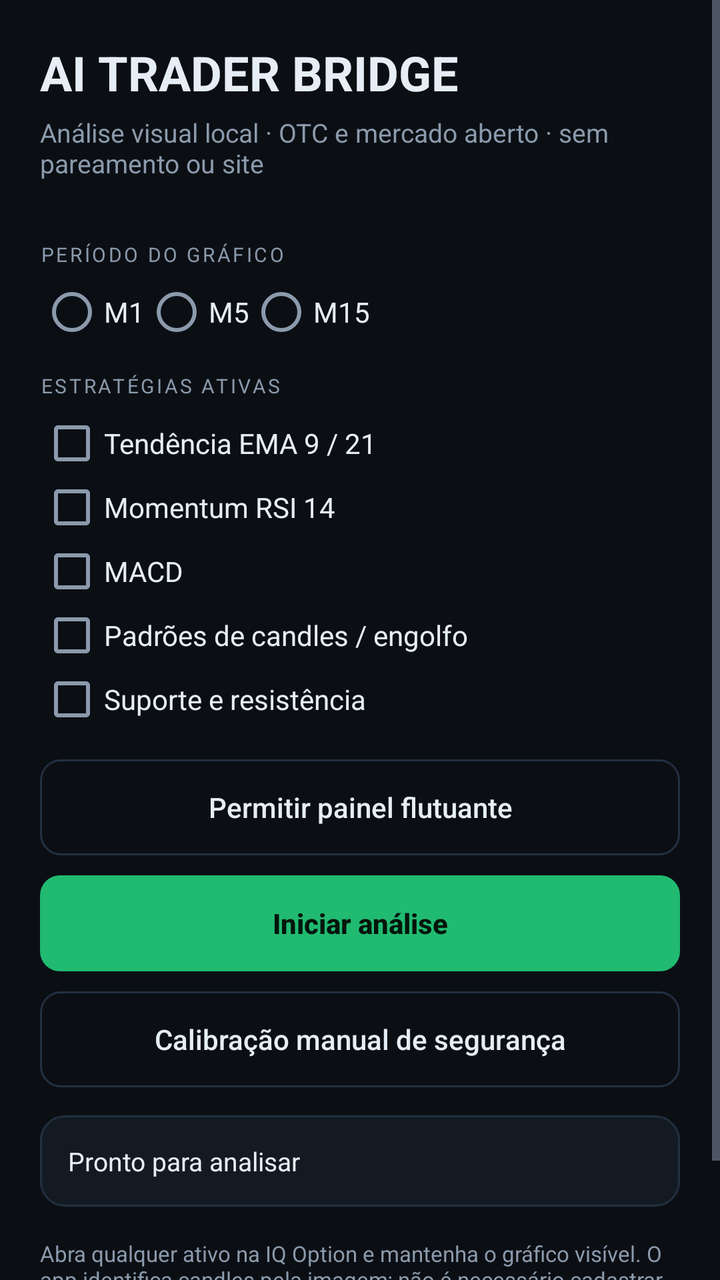
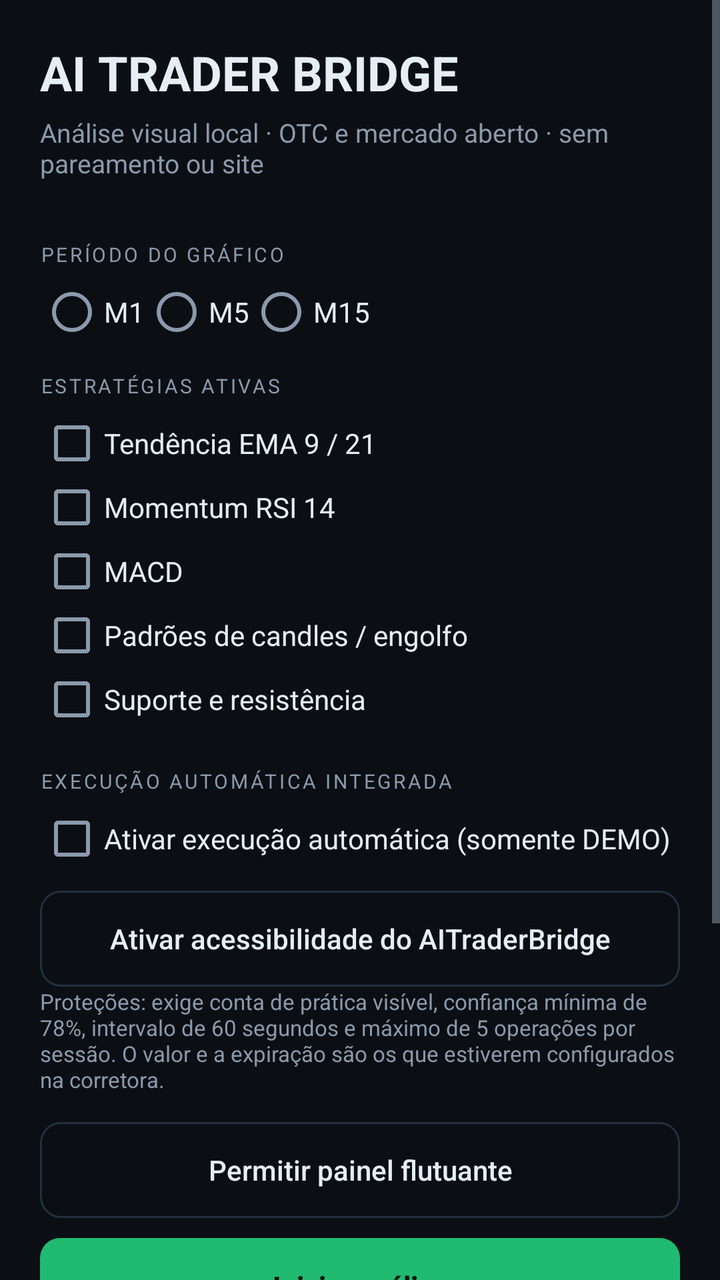

Compare the two renders of this Android layout. The source of the first and the diff that turns it into the second are given below.
<!-- AndroidManifest.xml: application theme Theme.AITrader -->
<!-- res/layout/activity_main.xml -->
<?xml version="1.0" encoding="utf-8"?>
<ScrollView xmlns:android="http://schemas.android.com/apk/res/android" android:layout_width="match_parent" android:layout_height="match_parent" android:background="@color/bg" android:fillViewport="true">
 <LinearLayout android:layout_width="match_parent" android:layout_height="wrap_content" android:orientation="vertical" android:padding="20dp">
  <TextView android:layout_width="wrap_content" android:layout_height="wrap_content" android:text="AI TRADER BRIDGE" android:textColor="@color/text" android:textSize="24sp" android:textStyle="bold" />
  <TextView android:layout_width="match_parent" android:layout_height="wrap_content" android:layout_marginTop="5dp" android:layout_marginBottom="18dp" android:text="Análise visual local · OTC e mercado aberto · sem pareamento ou site" android:textColor="@color/muted" android:textSize="13sp" />
  <TextView style="@style/Label" android:text="PERÍODO DO GRÁFICO" />
  <RadioGroup android:id="@+id/timeframeGroup" android:layout_width="match_parent" android:layout_height="wrap_content" android:orientation="horizontal">
   <RadioButton android:id="@+id/tfM1" android:layout_width="wrap_content" android:layout_height="wrap_content" android:text="M1" android:textColor="@color/text" />
   <RadioButton android:id="@+id/tfM5" android:layout_width="wrap_content" android:layout_height="wrap_content" android:text="M5" android:textColor="@color/text" />
   <RadioButton android:id="@+id/tfM15" android:layout_width="wrap_content" android:layout_height="wrap_content" android:text="M15" android:textColor="@color/text" />
  </RadioGroup>
  <TextView style="@style/Label" android:layout_marginTop="14dp" android:text="ESTRATÉGIAS ATIVAS" />
  <CheckBox android:id="@+id/strategyEma" android:layout_width="match_parent" android:layout_height="wrap_content" android:text="Tendência EMA 9 / 21" android:textColor="@color/text" />
  <CheckBox android:id="@+id/strategyRsi" android:layout_width="match_parent" android:layout_height="wrap_content" android:text="Momentum RSI 14" android:textColor="@color/text" />
  <CheckBox android:id="@+id/strategyMacd" android:layout_width="match_parent" android:layout_height="wrap_content" android:text="MACD" android:textColor="@color/text" />
  <CheckBox android:id="@+id/strategyCandle" android:layout_width="match_parent" android:layout_height="wrap_content" android:text="Padrões de candles / engolfo" android:textColor="@color/text" />
  <CheckBox android:id="@+id/strategySr" android:layout_width="match_parent" android:layout_height="wrap_content" android:text="Suporte e resistência" android:textColor="@color/text" />
  <Button android:id="@+id/buttonOverlay" style="@style/GhostButton" android:layout_marginTop="14dp" android:text="Permitir painel flutuante" />
  <Button android:id="@+id/buttonCapture" style="@style/PrimaryButton" android:text="Iniciar análise" />
  <Button android:id="@+id/buttonCalibrate" style="@style/GhostButton" android:text="Calibração manual de segurança" />
  <TextView android:id="@+id/textStatus" android:layout_width="match_parent" android:layout_height="wrap_content" android:layout_marginTop="14dp" android:background="@drawable/bg_card" android:padding="14dp" android:text="Pronto para analisar" android:textColor="@color/text" android:textSize="13sp" />
  <TextView android:layout_width="match_parent" android:layout_height="wrap_content" android:layout_marginTop="16dp" android:text="Abra qualquer ativo na IQ Option e mantenha o gráfico visível. O app identifica candles pela imagem; não é necessário cadastrar o par. A calibração automática depende de a escala de preços estar visível e legível. Os sinais são informativos; confirme manualmente as operações." android:textColor="@color/muted" android:textSize="11sp" />
 </LinearLayout>
</ScrollView>
<!-- resources referenced by this layout -->
<resources>
  <color name="bg">#0B0F14</color>
  <color name="muted">#8B9AAC</color>
  <color name="text">#E6EDF5</color>
  <!-- drawable bg_card (drawable) -->
  <?xml version="1.0" encoding="utf-8"?>
  <shape xmlns:android="http://schemas.android.com/apk/res/android" android:shape="rectangle">
      <solid android:color="@color/surface" />
      <corners android:radius="12dp" />
      <stroke android:width="1dp" android:color="@color/stroke" />
  </shape>
  <style name="GhostButton" parent="Widget.AppCompat.Button.Borderless">
          <item name="android:layout_width">match_parent</item>
          <item name="android:layout_height">48dp</item>
          <item name="android:layout_marginTop">10dp</item>
          <item name="android:background">@drawable/bg_button_ghost</item>
          <item name="android:textColor">@color/text</item>
          <item name="android:textAllCaps">false</item>
          <item name="android:textSize">14sp</item>
      </style>
  <style name="Label">
          <item name="android:layout_width">match_parent</item>
          <item name="android:layout_height">wrap_content</item>
          <item name="android:layout_marginTop">12dp</item>
          <item name="android:layout_marginBottom">6dp</item>
          <item name="android:textAllCaps">true</item>
          <item name="android:letterSpacing">0.12</item>
          <item name="android:textColor">@color/muted</item>
          <item name="android:textSize">10sp</item>
      </style>
  <style name="PrimaryButton" parent="Widget.AppCompat.Button.Borderless">
          <item name="android:layout_width">match_parent</item>
          <item name="android:layout_height">48dp</item>
          <item name="android:layout_marginTop">10dp</item>
          <item name="android:background">@drawable/bg_button_primary</item>
          <item name="android:textColor">#04150C</item>
          <item name="android:textStyle">bold</item>
          <item name="android:textAllCaps">false</item>
          <item name="android:textSize">14sp</item>
      </style>
  <style name="Theme.AITrader" parent="Theme.AppCompat.NoActionBar">
          <item name="android:windowBackground">@color/bg</item>
          <item name="android:statusBarColor">@color/bg</item>
          <item name="android:navigationBarColor">@color/bg</item>
          <item name="android:textColorPrimary">@color/text</item>
          <item name="android:textColorSecondary">@color/muted</item>
          <item name="colorAccent">@color/brand</item>
      </style>
  <color name="surface">#131A22</color>
  <color name="stroke">#223040</color>
  <!-- drawable bg_button_ghost (drawable) -->
  <?xml version="1.0" encoding="utf-8"?>
  <shape xmlns:android="http://schemas.android.com/apk/res/android" android:shape="rectangle">
      <solid android:color="#00000000" />
      <corners android:radius="10dp" />
      <stroke android:width="1dp" android:color="@color/stroke" />
  </shape>
  <!-- drawable bg_button_primary (drawable) -->
  <?xml version="1.0" encoding="utf-8"?>
  <shape xmlns:android="http://schemas.android.com/apk/res/android" android:shape="rectangle">
      <solid android:color="@color/brand" />
      <corners android:radius="10dp" />
  </shape>
  <color name="brand">#21BA71</color>
</resources>

<!-- the commit's change to res/layout/activity_main.xml (unified diff, before → after) -->
@@ -15,6 +15,10 @@
   <CheckBox android:id="@+id/strategyMacd" android:layout_width="match_parent" android:layout_height="wrap_content" android:text="MACD" android:textColor="@color/text" />
   <CheckBox android:id="@+id/strategyCandle" android:layout_width="match_parent" android:layout_height="wrap_content" android:text="Padrões de candles / engolfo" android:textColor="@color/text" />
   <CheckBox android:id="@+id/strategySr" android:layout_width="match_parent" android:layout_height="wrap_content" android:text="Suporte e resistência" android:textColor="@color/text" />
+  <TextView style="@style/Label" android:layout_marginTop="18dp" android:text="EXECUÇÃO AUTOMÁTICA INTEGRADA" />
+  <CheckBox android:id="@+id/checkAutoTrade" android:layout_width="match_parent" android:layout_height="wrap_content" android:text="Ativar execução automática (somente DEMO)" android:textColor="@color/text" />
+  <Button android:id="@+id/buttonAccessibility" style="@style/GhostButton" android:text="Ativar acessibilidade do AITraderBridge" />
+  <TextView android:layout_width="match_parent" android:layout_height="wrap_content" android:text="Proteções: exige conta de prática visível, confiança mínima de 78%, intervalo de 60 segundos e máximo de 5 operações por sessão. O valor e a expiração são os que estiverem configurados na corretora." android:textColor="@color/muted" android:textSize="11sp" />
   <Button android:id="@+id/buttonOverlay" style="@style/GhostButton" android:layout_marginTop="14dp" android:text="Permitir painel flutuante" />
   <Button android:id="@+id/buttonCapture" style="@style/PrimaryButton" android:text="Iniciar análise" />
   <Button android:id="@+id/buttonCalibrate" style="@style/GhostButton" android:text="Calibração manual de segurança" />
